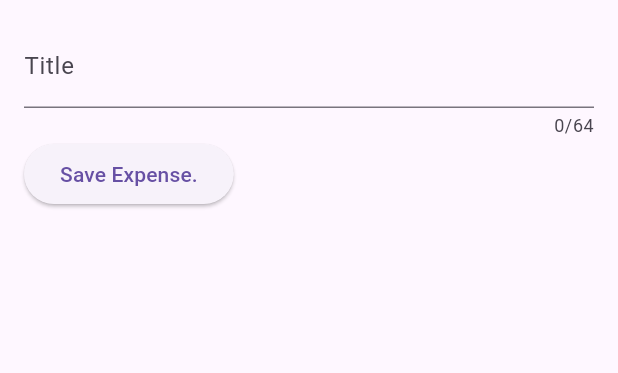
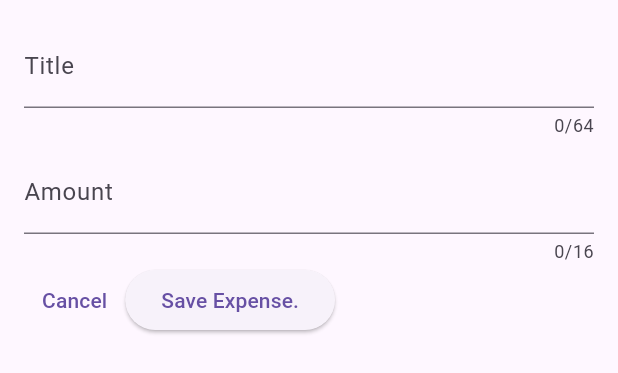
Before and after one commit to onodaryo/thirdapp, a Flutter app: the NewExpense widget shown alone on an empty page, opened directly, on a phone screen of 412 x 824 dp. Shown: the top 373 px of the screen. Run offline on Flutter 3.47's test engine with Material 3 defaults, Android fonts, the phone set to English and light mode, and no system bars.

Commit message:
オーバーレイにキャンセル機能の実装

```diff
--- a/lib/widgets/newExpense.dart
+++ b/lib/widgets/newExpense.dart
@@ -10,10 +10,14 @@ class NewExpense extends StatefulWidget{
 }
 
 class _NewExpenseState extends State<NewExpense>{
-  var _enteredTitle = '';
+  final _titleController = TextEditingController();
+  final _amountController = TextEditingController();
 
-  void _saveTitleInput(String inputValue){
-    _enteredTitle = inputValue;
+  @override
+  void dispose() {
+    _titleController.dispose();
+    _amountController.dispose();
+    super.dispose();
   }
 
   @override
@@ -24,16 +28,33 @@ class _NewExpenseState extends State<NewExpense>{
         children:  [
           TextField(
             maxLength: 64,
-            onChanged: _saveTitleInput,
+            controller: _titleController,
             decoration: const InputDecoration(
               label: Text('Title'),
             ),
           ),
+          const SizedBox(height: 8,),
+          TextField(
+            maxLength: 16,
+            controller: _amountController,
+            keyboardType: TextInputType.number,
+            decoration: const InputDecoration(
+              prefixText: '\$ ',
+              label: Text('Amount'),
+            ),
+          ),
           Row(
             children: [
+              TextButton(
+                onPressed: (){
+                  Navigator.pop(context);
+                },
+                child: const Text('Cancel'),
+              ),
               ElevatedButton(
                 onPressed: (){
-                  print(_enteredTitle);
+                  print('title: ${_titleController.text}');
+                  print('amount: ${_amountController.text}');
                 },
                 child: const Text('Save Expense.'),
               ),
```
